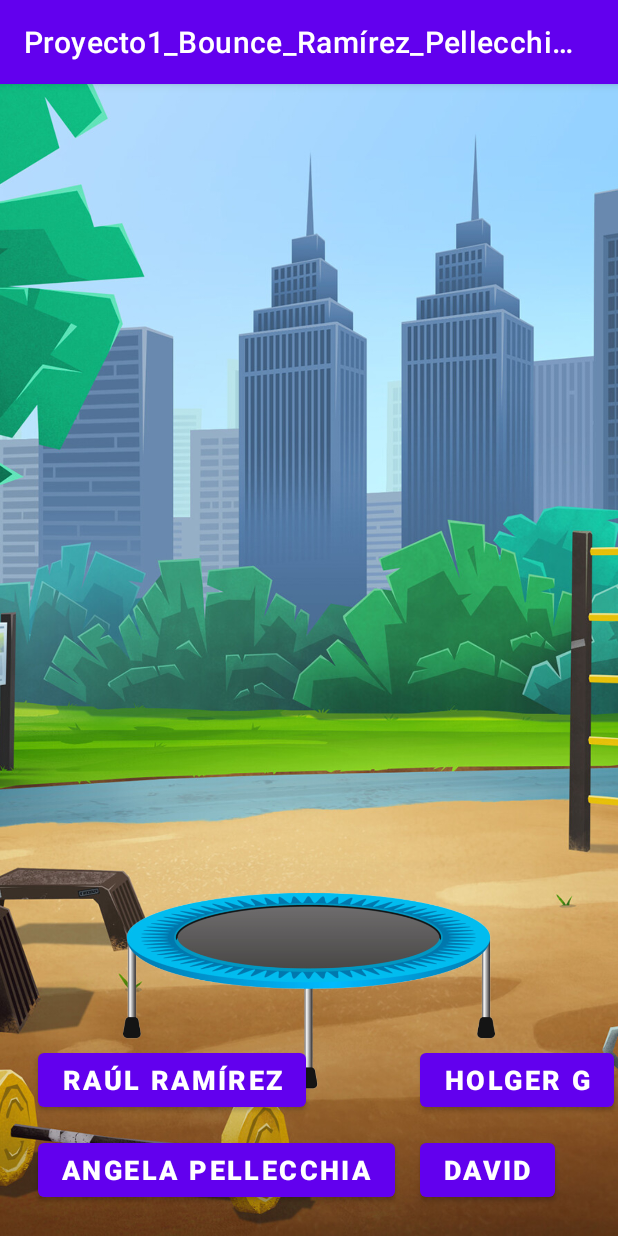
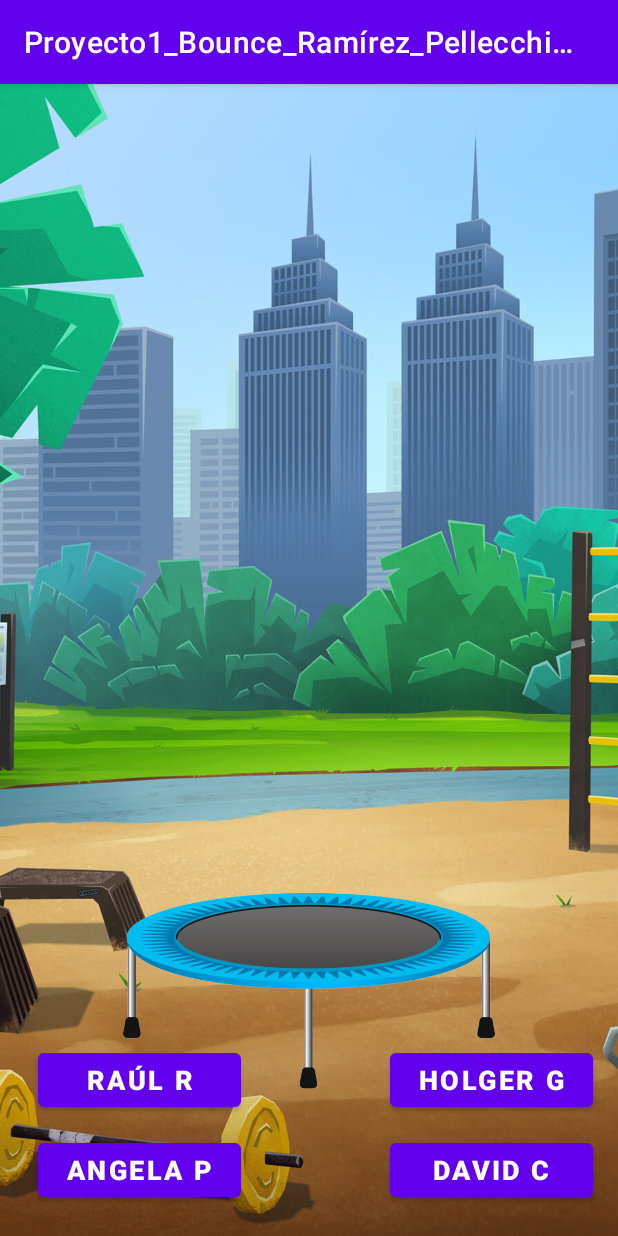
Before and after one commit to rramirez17/proyecto1bounce, an Android app: the screen it shows after launch (MainActivity), on a phone screen of 412 x 824 dp. Run offline under Robolectric (Android 15) with nearby library versions, the phone set to English and light mode, and no system bars.

Commit message:
Se hicieron cambios para mejorar la UI de la app

```diff
--- a/app/src/main/res/layout/activity_main.xml
+++ b/app/src/main/res/layout/activity_main.xml
@@ -28,12 +28,11 @@
         android:layout_height="587dp"
         android:layout_alignParentBottom="true"
         android:layout_centerHorizontal="true"
-        android:layout_marginBottom="50dp"
-        />
+        android:layout_marginBottom="50dp" />
 
     <Button
         android:id="@+id/button"
-        android:layout_width="wrap_content"
+        android:layout_width="135dp"
         android:layout_height="wrap_content"
         android:layout_alignParentBottom="true"
         android:layout_marginLeft="25dp"
@@ -46,7 +45,7 @@
 
     <Button
         android:id="@+id/button2"
-        android:layout_width="wrap_content"
+        android:layout_width="135dp"
         android:layout_height="wrap_content"
         android:layout_alignParentBottom="true"
         android:layout_marginLeft="25dp"
@@ -55,14 +54,12 @@
         android:textSize="18dp"
         android:textStyle="bold"/>
 
-
-
     <Button
         android:id="@+id/button3"
-        android:layout_width="wrap_content"
+        android:layout_width="135dp"
         android:layout_height="wrap_content"
         android:layout_alignParentBottom="true"
-        android:layout_marginLeft="280dp"
+        android:layout_marginLeft="260dp"
         android:layout_marginBottom="20dp"
         android:text="@string/button3"
         android:textSize="18dp"
@@ -70,14 +67,14 @@
 
     <Button
         android:id="@+id/button4"
-        android:layout_width="wrap_content"
+        android:layout_width="135dp"
         android:layout_height="wrap_content"
         android:layout_alignParentBottom="true"
-        android:layout_marginLeft="280dp"
+        android:layout_marginLeft="260dp"
         android:layout_marginBottom="80dp"
         android:text="@string/button4"
         android:textSize="18dp"
-        android:textStyle="bold"/>
+        android:textStyle="bold" />
 
 
 </RelativeLayout>
--- a/app/src/main/res/values/strings.xml
+++ b/app/src/main/res/values/strings.xml
@@ -1,7 +1,7 @@
 <resources>
     <string name="app_name">Proyecto1_Bounce_Ramírez_Pellecchia_González_Camarena</string>
-    <string name="button1">Raúl Ramírez</string>
-    <string name="button2">Angela Pellecchia</string>
-    <string name="button3">David</string>
+    <string name="button1">Raúl R</string>
+    <string name="button2">Angela P</string>
+    <string name="button3">David C</string>
     <string name="button4">Holger G</string>
 </resources>
```
